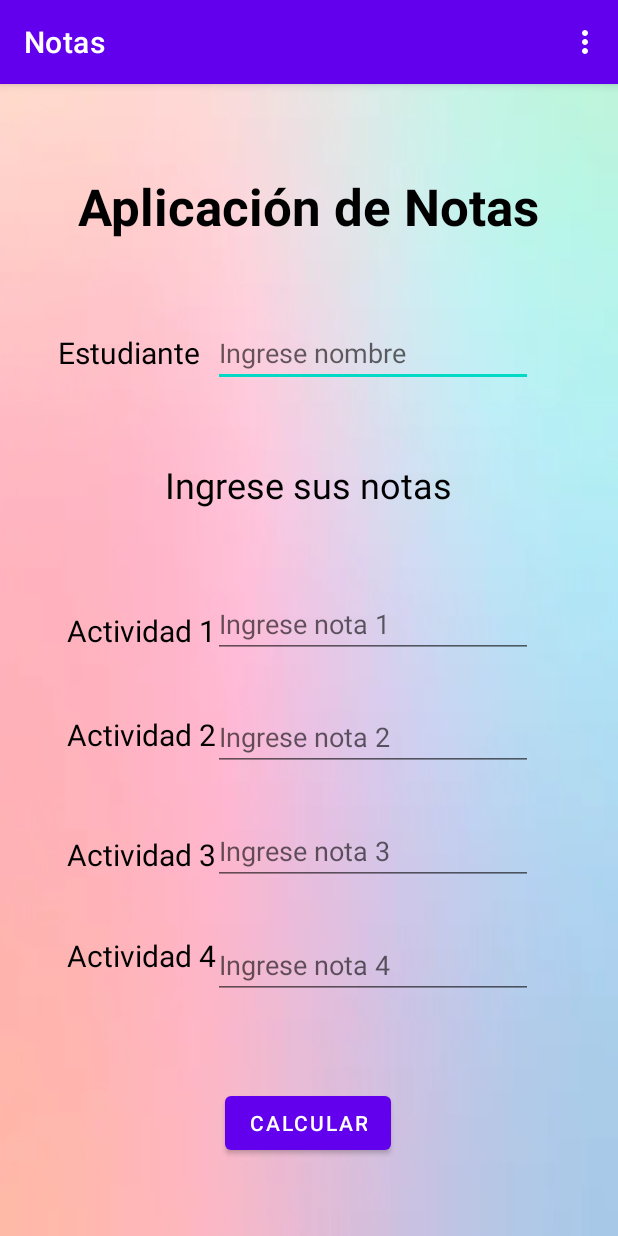
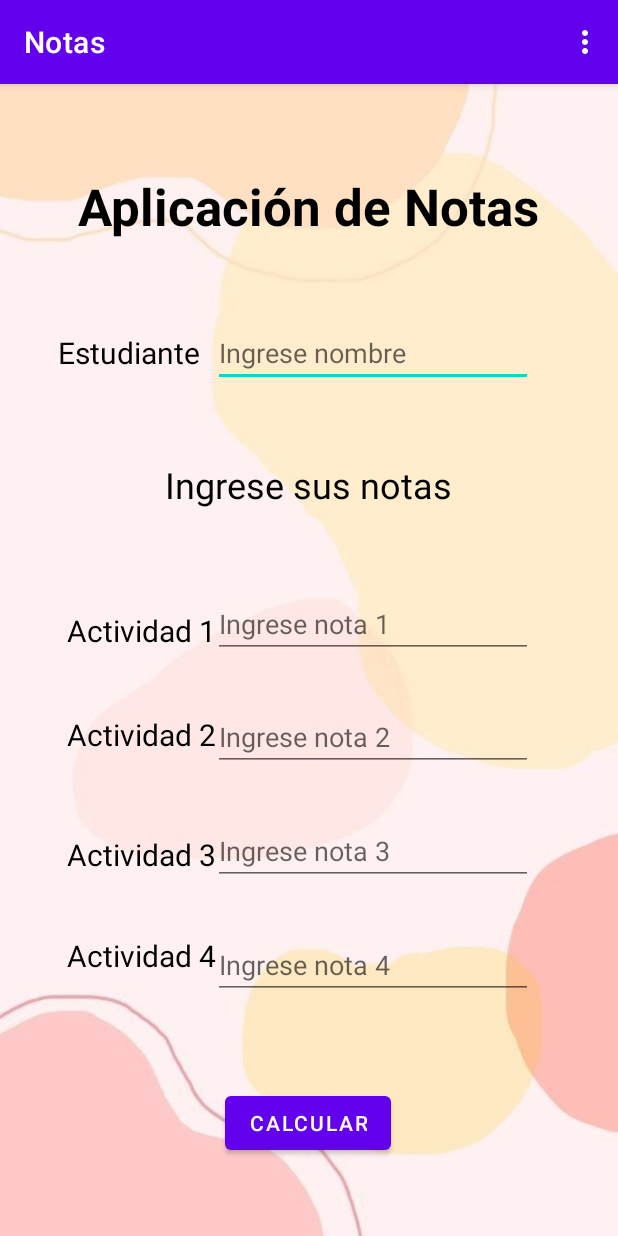
Before and after one commit to NayarithRoa/NotasAPP2, an Android app: the screen it shows after launch (MainActivity), on a phone screen of 412 x 824 dp. Run offline under Robolectric (Android 15) with nearby library versions, the phone set to English and light mode, and no system bars.

```diff
--- a/app/src/main/res/layout/activity_main.xml
+++ b/app/src/main/res/layout/activity_main.xml
@@ -4,7 +4,7 @@
     xmlns:tools="http://schemas.android.com/tools"
     android:layout_width="match_parent"
     android:layout_height="match_parent"
-    android:background="@drawable/fondo2"
+    android:background="@drawable/fondo31"
     tools:context=".MainActivity">
 
     <TextView
@@ -84,8 +84,7 @@
         android:layout_height="wrap_content"
         android:ems="10"
         android:hint="Ingrese nota 1"
-        android:inputType="number"
-        android:digits="0123456789,"
+        android:inputType="phone"
         android:textColor="@color/black"
         app:layout_constraintBottom_toBottomOf="parent"
         app:layout_constraintEnd_toEndOf="parent"
@@ -100,7 +99,7 @@
         android:layout_height="wrap_content"
         android:ems="10"
         android:hint="Ingrese nota 2"
-        android:inputType="number"
+        android:inputType="phone"
         android:textColor="@color/black"
         app:layout_constraintBottom_toBottomOf="parent"
         app:layout_constraintEnd_toEndOf="parent"
@@ -115,7 +114,7 @@
         android:layout_height="wrap_content"
         android:ems="10"
         android:hint="Ingrese nota 3"
-        android:inputType="number"
+        android:inputType="phone"
         android:textColor="@color/black"
         app:layout_constraintBottom_toBottomOf="parent"
         app:layout_constraintEnd_toEndOf="parent"
@@ -130,7 +129,7 @@
         android:layout_height="wrap_content"
         android:ems="10"
         android:hint="Ingrese nota 4"
-        android:inputType="number"
+        android:inputType="phone"
         android:textColor="@color/black"
         app:layout_constraintBottom_toBottomOf="parent"
         app:layout_constraintEnd_toEndOf="parent"
```
Also changed, not shown: app/src/main/java/com/example/notas/MainActivity.java (+4 -4 lines), app/src/main/res/drawable/fondo31.jpg (added), app/src/main/res/drawable/fondo4.jpg (added).
